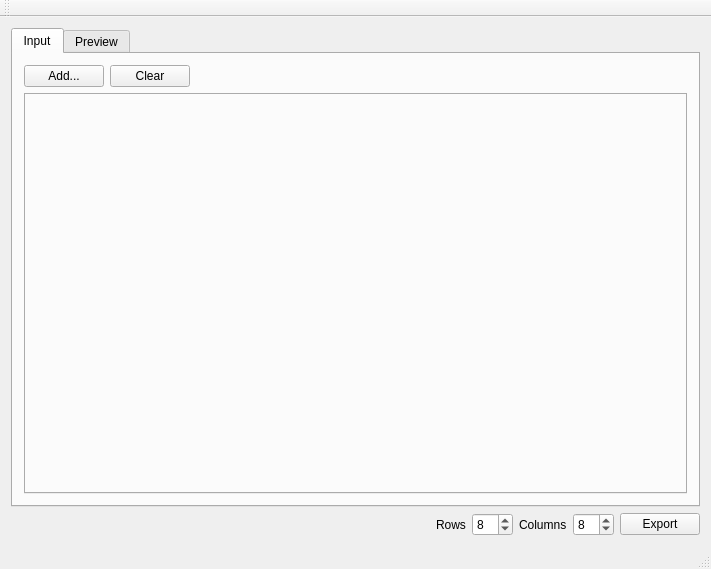
Qt form mainwindow.ui (mooviies/Spriter) before a commit.
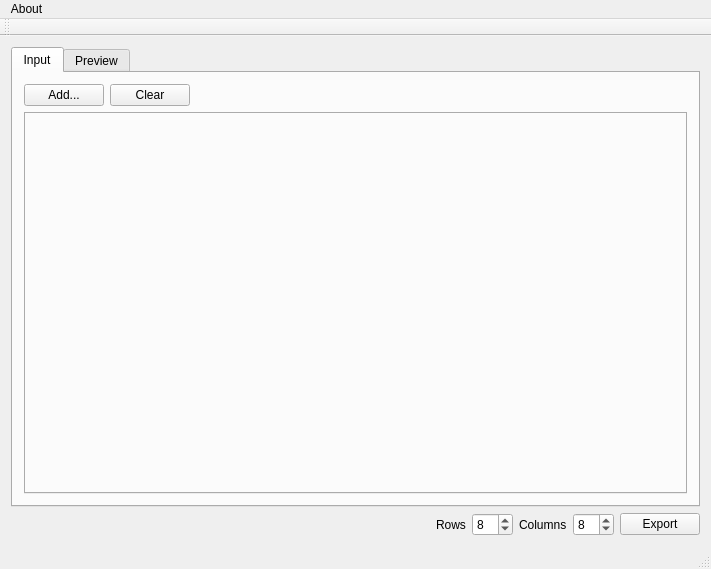
The same form after that commit.

```diff
--- a/mainwindow.ui
+++ b/mainwindow.ui
@@ -154,6 +154,14 @@
      <height>21</height>
     </rect>
    </property>
+   <widget class="QMenu" name="menuAbout">
+    <property name="title">
+     <string>About</string>
+    </property>
+    <addaction name="actionLicense"/>
+    <addaction name="actionSource"/>
+   </widget>
+   <addaction name="menuAbout"/>
   </widget>
   <widget class="QToolBar" name="mainToolBar">
    <attribute name="toolBarArea">
```
Left out of the diff: 10 changed lines with no effect on the pictures.
